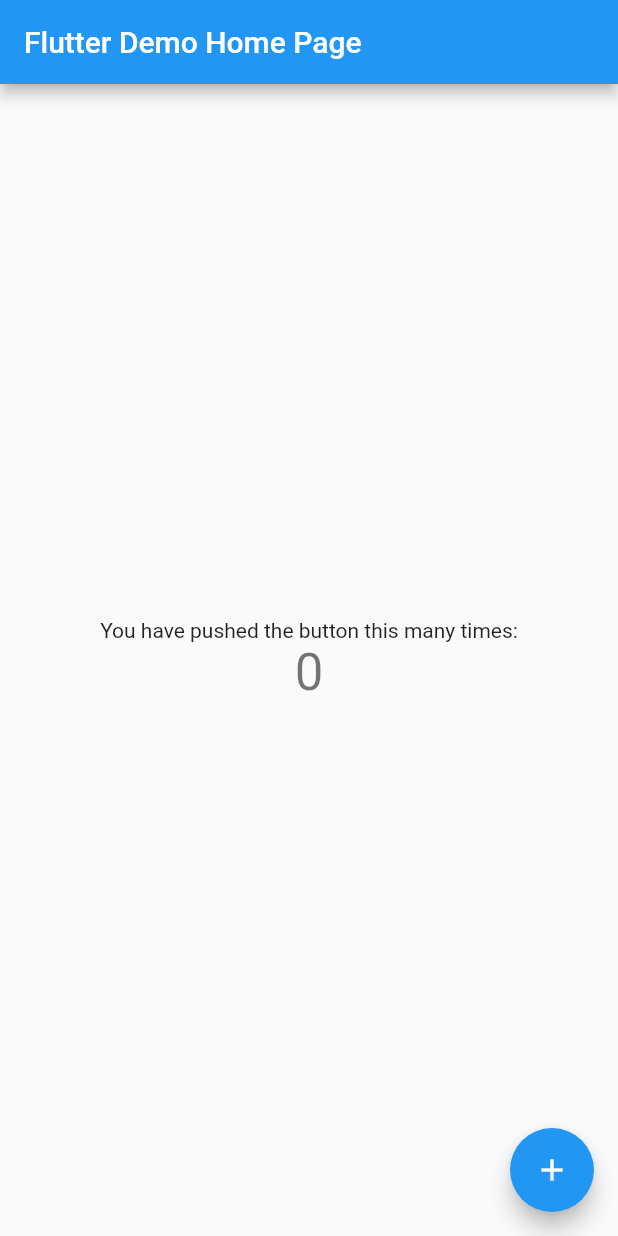
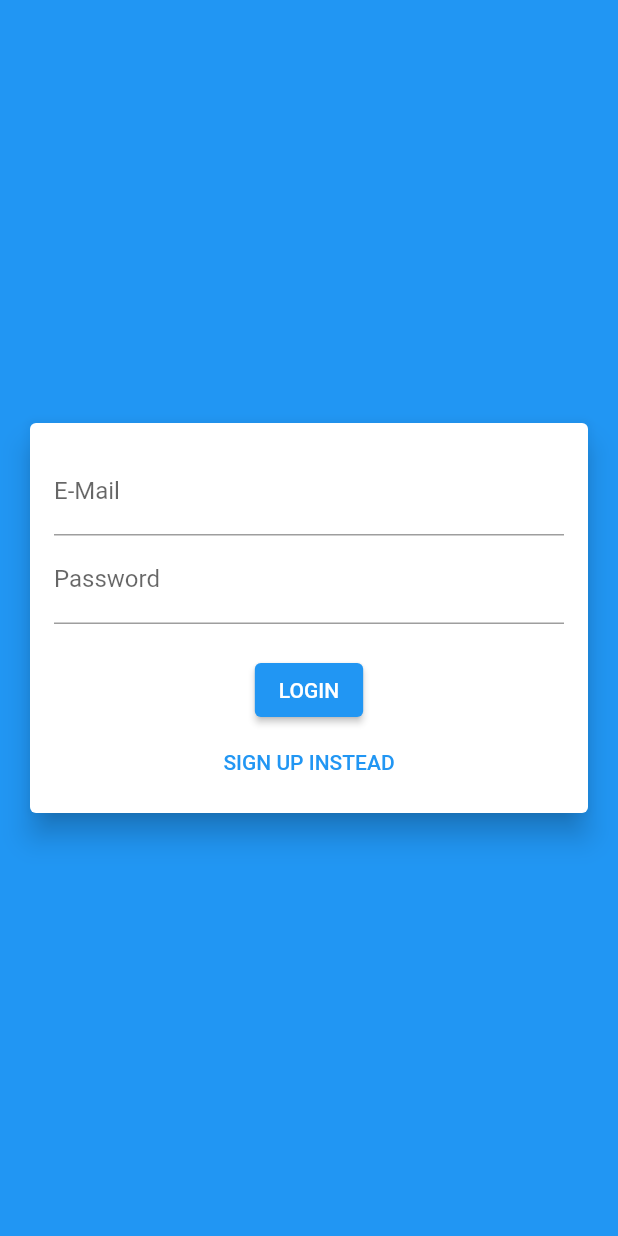
Before and after one commit to walyazji/great_places, a Flutter app: the screen it shows after launch, on a phone screen of 412 x 824 dp. Run offline on Flutter 3.47's test engine with Material 2 defaults, Android fonts, the phone set to English and light mode, and no system bars.

Commit message:
great_places

```diff
--- a/lib/main.dart
+++ b/lib/main.dart
@@ -1,115 +1,155 @@
+// ignore_for_file: constant_identifier_names
+
 import 'package:flutter/material.dart';
 
-void main() {
-  runApp(const MyApp());
-}
+main() => runApp(const MyApp());
 
 class MyApp extends StatelessWidget {
   const MyApp({super.key});
 
-  // This widget is the root of your application.
   @override
   Widget build(BuildContext context) {
     return MaterialApp(
-      title: 'Flutter Demo',
-      theme: ThemeData(
-        // This is the theme of your application.
-        //
-        // Try running your application with "flutter run". You'll see the
-        // application has a blue toolbar. Then, without quitting the app, try
-        // changing the primarySwatch below to Colors.green and then invoke
-        // "hot reload" (press "r" in the console where you ran "flutter run",
-        // or simply save your changes to "hot reload" in a Flutter IDE).
-        // Notice that the counter didn't reset back to zero; the application
-        // is not restarted.
-        primarySwatch: Colors.blue,
+      debugShowCheckedModeBanner: false,
+      home: Scaffold(
+        body: MyHomePage(),
       ),
-      home: const MyHomePage(title: 'Flutter Demo Home Page'),
     );
   }
 }
 
 class MyHomePage extends StatefulWidget {
-  const MyHomePage({super.key, required this.title});
-
-  // This widget is the home page of your application. It is stateful, meaning
-  // that it has a State object (defined below) that contains fields that affect
-  // how it looks.
-
-  // This class is the configuration for the state. It holds the values (in this
-  // case the title) provided by the parent (in this case the App widget) and
-  // used by the build method of the State. Fields in a Widget subclass are
-  // always marked "final".
-
-  final String title;
-
   @override
-  State<MyHomePage> createState() => _MyHomePageState();
+  _MyHomePageState createState() => _MyHomePageState();
 }
 
+enum AuthMode { SignUp, Login }
+
 class _MyHomePageState extends State<MyHomePage> {
-  int _counter = 0;
+  final GlobalKey<FormState> _formKey = GlobalKey();
+  AuthMode _authMode = AuthMode.Login;
+  Map<String, String> _authData = {
+    'email': '',
+    'password': '',
+  };
 
-  void _incrementCounter() {
-    setState(() {
-      // This call to setState tells the Flutter framework that something has
-      // changed in this State, which causes it to rerun the build method below
-      // so that the display can reflect the updated values. If we changed
-      // _counter without calling setState(), then the build method would not be
-      // called again, and so nothing would appear to happen.
-      _counter++;
-    });
+  final _passwordController = TextEditingController();
+
+  void _switchAuthMode() {
+    if (_authMode == AuthMode.Login) {
+      setState(() {
+        _authMode = AuthMode.SignUp;
+      });
+    } else {
+      setState(() {
+        _authMode = AuthMode.Login;
+      });
+    }
   }
 
   @override
   Widget build(BuildContext context) {
-    // This method is rerun every time setState is called, for instance as done
-    // by the _incrementCounter method above.
-    //
-    // The Flutter framework has been optimized to make rerunning build methods
-    // fast, so that you can just rebuild anything that needs updating rather
-    // than having to individually change instances of widgets.
     return Scaffold(
-      appBar: AppBar(
-        // Here we take the value from the MyHomePage object that was created by
-        // the App.build method, and use it to set our appbar title.
-        title: Text(widget.title),
-      ),
+      backgroundColor: Theme.of(context).primaryColor,
       body: Center(
-        // Center is a layout widget. It takes a single child and positions it
-        // in the middle of the parent.
-        child: Column(
-          // Column is also a layout widget. It takes a list of children and
-          // arranges them vertically. By default, it sizes itself to fit its
-          // children horizontally, and tries to be as tall as its parent.
-          //
-          // Invoke "debug painting" (press "p" in the console, choose the
-          // "Toggle Debug Paint" action from the Flutter Inspector in Android
-          // Studio, or the "Toggle Debug Paint" command in Visual Studio Code)
-          // to see the wireframe for each widget.
-          //
-          // Column has various properties to control how it sizes itself and
-          // how it positions its children. Here we use mainAxisAlignment to
-          // center the children vertically; the main axis here is the vertical
-          // axis because Columns are vertical (the cross axis would be
-          // horizontal).
-          mainAxisAlignment: MainAxisAlignment.center,
-          children: <Widget>[
-            const Text(
-              'You have pushed the button this many times:',
+        child: Card(
+          margin: const EdgeInsets.all(20),
+          elevation: 8,
+          child: Container(
+            height: _authMode == AuthMode.SignUp ? 320 : 260,
+            padding: const EdgeInsets.all(16),
+            child: Form(
+              key: _formKey,
+              child: SingleChildScrollView(
+                child: Column(
+                  children: [
+                    TextFormField(
+                      decoration: const InputDecoration(labelText: "E-Mail"),
+                      keyboardType: TextInputType.emailAddress,
+                      validator: (val) {
+                        if (val!.isEmpty || !val.contains('@')) {
+                          return "Invalid email!";
+                        }
+                        return null;
+                      },
+                      onSaved: (val) {
+                        _authData['password'] = val!;
+                        print(_authData['password']);
+                      },
+                    ),
+                    TextFormField(
+                      decoration: const InputDecoration(labelText: "Password"),
+                      controller: _passwordController,
+                      obscureText: true,
+                      validator: (val) {
+                        if (val!.isEmpty || val.length <= 5) {
+                          return "Password is too short!";
+                        }
+                        return null;
+                      },
+                      onSaved: (val) {
+                        _authData['email'] = val!;
+                        print(_authData['email']);
+                      },
+                    ),
+                    if (_authMode == AuthMode.SignUp)
+                      TextFormField(
+                        enabled: _authMode == AuthMode.SignUp,
+                        decoration: const InputDecoration(
+                            labelText: 'Confirm Password'),
+                        obscureText: true,
+                        validator: _authMode == AuthMode.SignUp
+                            ? (value) {
+                                if (value != _passwordController.text) {
+                                  return 'Passwords do not match!';
+                                }
+                                return null;
+                              }
+                            : null,
+                      ),
+                    const SizedBox(height: 20),
+                    ElevatedButton(
+                      child: Text(
+                          _authMode == AuthMode.Login ? 'LOGIN' : 'SIGN UP'),
+                      onPressed: _submit,
+                      shape: RoundedRectangleBorder(
+                        borderRadius: BorderRadius.circular(30),
+                      ),
+                      padding: const EdgeInsets.symmetric(
+                          horizontal: 30.0, vertical: 8.0),
+                      color: Theme.of(context).primaryColor,
+                      textColor:
+                          Theme.of(context).primaryTextTheme.button.color,
+                    ),
+                    TextButton(
+                      child: Text(
+                          '${_authMode == AuthMode.Login ? 'SIGN UP' : 'LOGIN'} INSTEAD'),
+                      onPressed: _switchAuthMode,
+                      padding: const EdgeInsets.symmetric(
+                          horizontal: 30.0, vertical: 4),
+                      materialTapTargetSize: MaterialTapTargetSize.shrinkWrap,
+                      textColor: Theme.of(context).primaryColor,
+                    ),
+                  ],
+                ),
+              ),
             ),
-            Text(
-              '$_counter',
-              style: Theme.of(context).textTheme.headline4,
-            ),
-          ],
+          ),
         ),
       ),
-      floatingActionButton: FloatingActionButton(
-        onPressed: _incrementCounter,
-        tooltip: 'Increment',
-        child: const Icon(Icons.add),
-      ), // This trailing comma makes auto-formatting nicer for build methods.
     );
   }
+
+  void _submit() {
+    if (!_formKey.currentState.validate()) {
+      // Invalid!
+      return;
+    }
+    _formKey.currentState.save();
+    if (_authMode == AuthMode.Login) {
+      // Log user in
+    } else {
+      // Sign user up
+    }
+  }
 }
```
